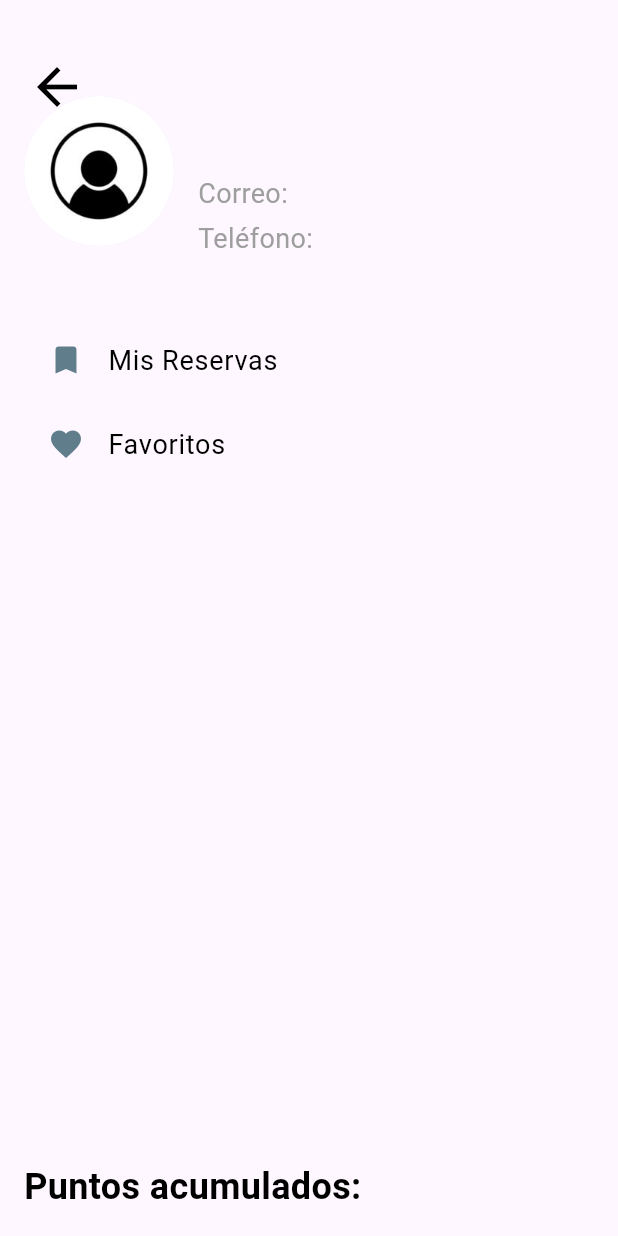
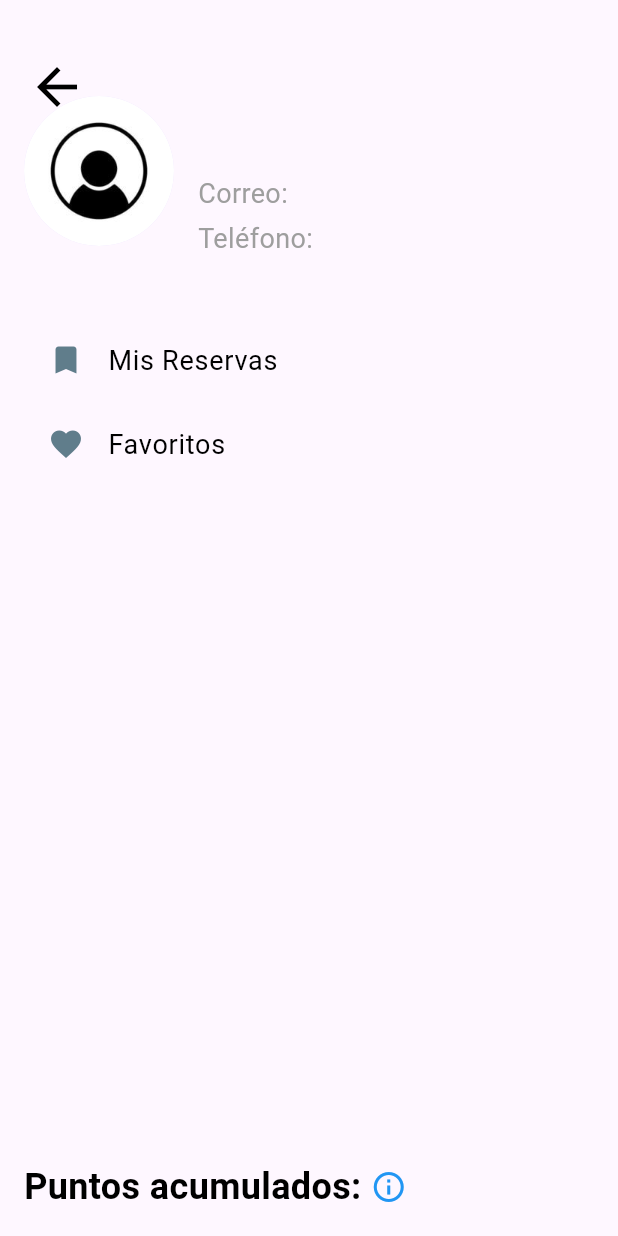
Before and after one commit to luciia14/Interfaces, a Flutter app: the ProfilePage screen opened directly with empty values, on a phone screen of 412 x 824 dp. Run offline on Flutter 3.47's test engine with Material 3 defaults, Android fonts, the phone set to English and light mode, and no system bars.

Commit message:
Update profile_page.dart rama rama

```diff
--- a/lib/profile_page.dart
+++ b/lib/profile_page.dart
@@ -87,9 +87,11 @@
                     ],
                   ),
                 ),
-                Align(
-                  alignment: Alignment.bottomLeft,
-                  child: Text(
+
+                // Tooltip para los puntos acumulados
+                Row(
+                  children: [
+                    Text(
                       'Puntos acumulados: ${usuario['puntos']}',
                       style: const TextStyle(
                         fontSize: 24,
@@ -97,6 +99,16 @@
                         color: Colors.black,
                       ),
                     ),
+                    // Añadir el Tooltip aquí
+                    Tooltip(
+                      message:
+                          'Los puntos acumulados se utilizan para obtener descuentos, recompensas exclusivas y otros beneficios dentro de la aplicación. ¡Sigue participando para ganar más!',
+                      child: const Icon(
+                        Icons.info_outline,
+                        color: Colors.blue,
+                      ),
+                    ),
+                  ],
                 ),
               ],
             ),
```
Lines whose indentation alone changed are shown as unchanged.
